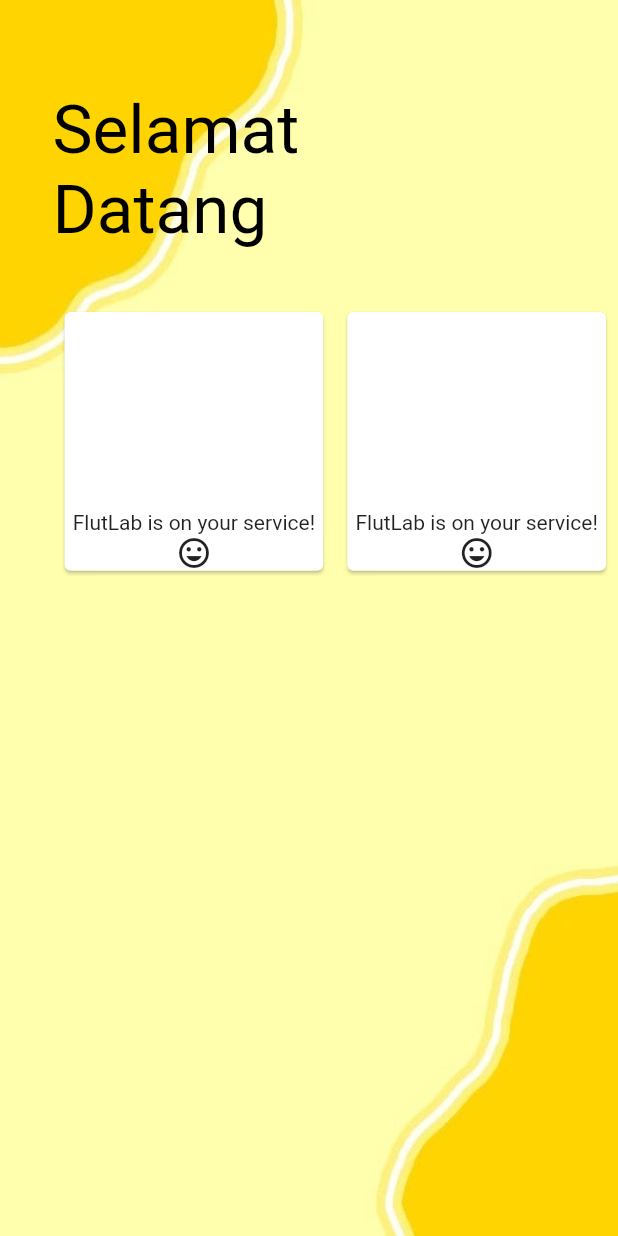
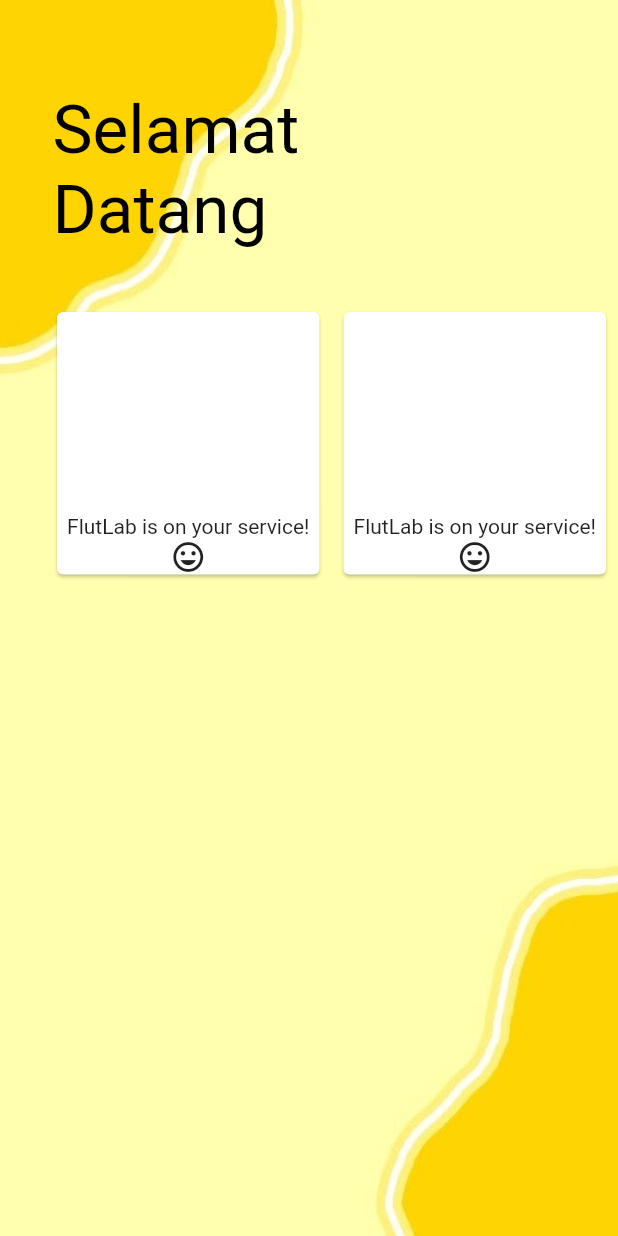
Before and after one commit to Politeknik-Banyuwangi/project-uas-project-uas-kel2-muhammad-royyan-aziz, a Flutter app: the MyRegister screen opened by its route, on a phone screen of 412 x 824 dp. Run offline on Flutter 3.47's test engine with Material 2 defaults, Android fonts, the phone set to English and light mode, and no system bars.

```diff
--- a/lib/register.dart
+++ b/lib/register.dart
@@ -24,7 +24,7 @@ class _MyRegisterState extends State<MyRegister> {
             ),
           ),
           Container(
-              padding: EdgeInsets.only(left: 35, top: 200),
+              padding: EdgeInsets.only(left: 30, top: 200),
               child: GridView.count(crossAxisCount: 2, children: <Widget>[
                 Card(
                   margin: EdgeInsets.all(8.0),
```
Also changed, not shown: 1 other file.
